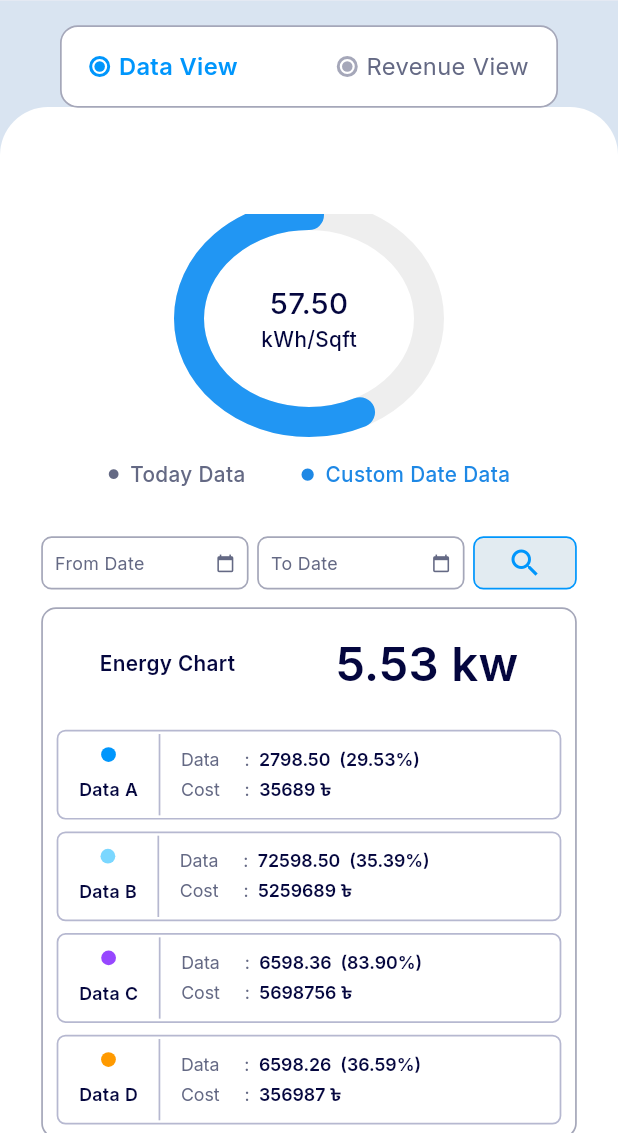
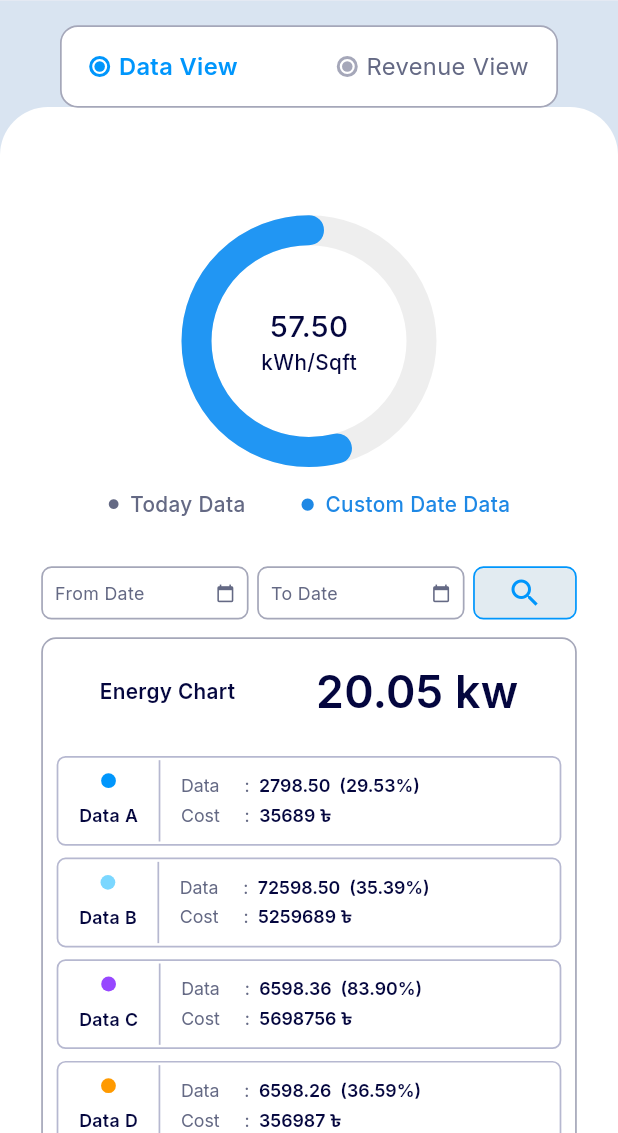
Before and after one commit to ahizaz/Task, a Flutter app: the DashboardScreenOne screen opened directly, after a tap on "Custom Date Data", on a phone screen of 412 x 824 dp, the part 103-1236 px from its top. Run offline on Flutter 3.47's test engine with Material 3 defaults, Android fonts, the phone set to English and light mode, and no system bars; our stand-ins replace flutter_screenutil, get, google_fonts.

Commit message:
almost done

```diff
--- a/lib/feature/dashboard/widget/custom_date_data_page.dart
+++ b/lib/feature/dashboard/widget/custom_date_data_page.dart
@@ -153,7 +153,7 @@ class CustomDateDataPage extends StatelessWidget {
                   child: FittedBox(
                     fit: BoxFit.scaleDown,
                     child: Text(
-                      "5.53 kw",
+                      "20.05 kw",
                       style: GoogleFonts.inter(
                           fontSize: 32.sp,
                           fontWeight: FontWeight.w600,
--- a/lib/feature/dashboard/widget/data_view_widget.dart
+++ b/lib/feature/dashboard/widget/data_view_widget.dart
@@ -19,21 +19,22 @@ class _DataViewWidgetState extends State<DataViewWidget> {
   return SingleChildScrollView(
     child: Column(
    children: [
+    SizedBox(height: 10,),
      Center(
        child: SizedBox(
-         width: 160,
-         height: 140,
+         width: 150,
+         height: 150,
          child: Stack(
            alignment: Alignment.center,
            children: [
              SizedBox(
-               width: 160.w,
-               height: 140.h,
+               width: 150.w,
+               height: 150.h,
                child: Transform(
                  alignment: Alignment.center,
                  transform: Matrix4.rotationY(3.14159),
                  child: CircularProgressIndicator(
-                   value: isTodayData ? 0.55 : 0.57,
+                   value: isTodayData ? 0.55 : 0.54,
                    strokeWidth: 20,
                    strokeCap: StrokeCap.round,
                    backgroundColor: Colors.grey.shade200,
```
